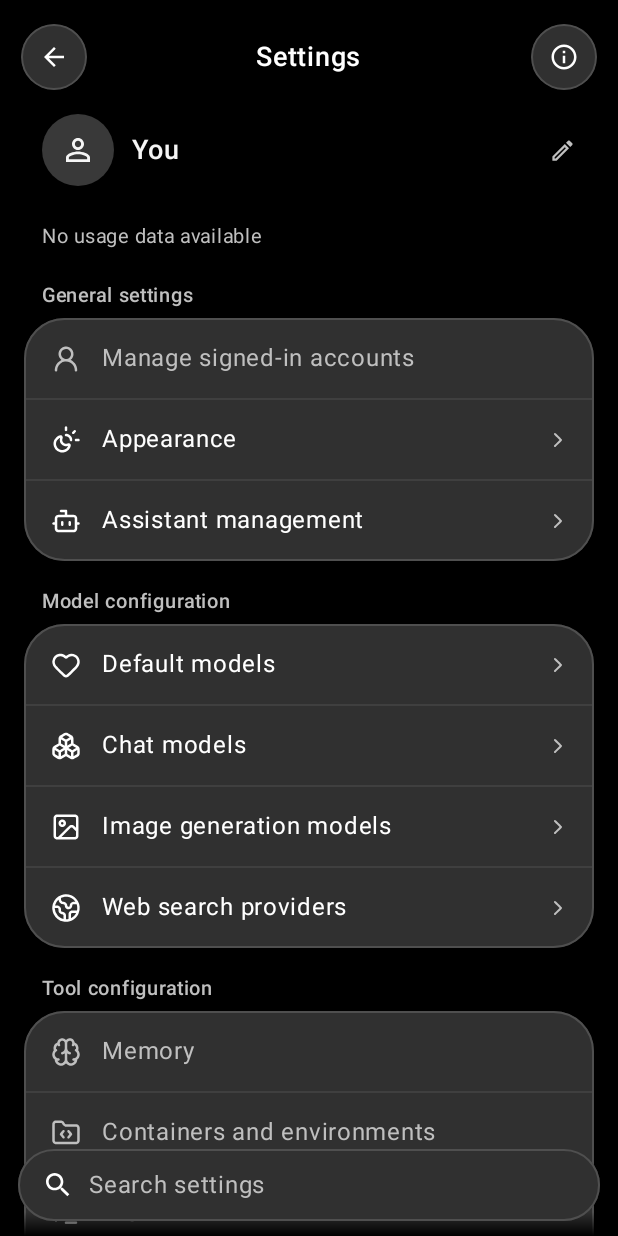
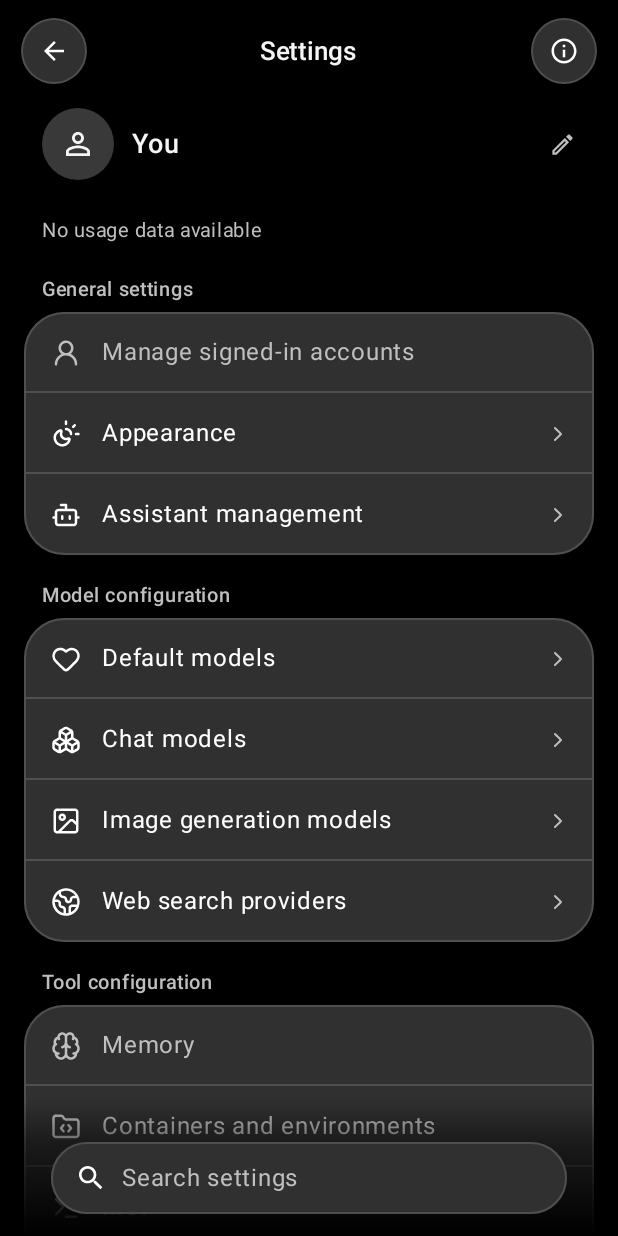
Before and after one commit to YiJieqwq/hydrionhub, an Android app built with Jetpack Compose: the composable SettingsHome called with empty values, on a phone screen of 412 x 824 dp. Run offline under Robolectric (Android 15) with nearby library versions, the phone set to English and light mode, and no system bars; 32 statements that could not run were skipped.

Commit message:
Align settings search, keyboard dismissal and card separators [skip ci]

```diff
--- a/app/src/main/java/io/hydrion/hub/ui/settings/SettingsHome.kt
+++ b/app/src/main/java/io/hydrion/hub/ui/settings/SettingsHome.kt
@@ -1,11 +1,11 @@
 package io.hydrion.hub.ui.settings
 
 import androidx.activity.compose.BackHandler
-import androidx.compose.animation.AnimatedVisibility
 import androidx.compose.foundation.background
 import androidx.compose.foundation.border
 import androidx.compose.foundation.clickable
 import androidx.compose.foundation.layout.*
+import androidx.compose.foundation.ScrollState
 import androidx.compose.foundation.rememberScrollState
 import androidx.compose.foundation.shape.CircleShape
 import androidx.compose.foundation.shape.RoundedCornerShape
@@ -18,12 +18,14 @@ import androidx.compose.material.icons.automirrored.outlined.ArrowBack
 import androidx.compose.material.icons.outlined.*
 import androidx.compose.material3.*
 import androidx.compose.runtime.*
-import androidx.compose.runtime.saveable.rememberSaveable
 import androidx.compose.ui.Alignment
 import androidx.compose.ui.Modifier
 import androidx.compose.ui.draw.clip
 import androidx.compose.ui.focus.onFocusChanged
-import androidx.compose.ui.graphics.Brush
+import androidx.compose.ui.draw.drawBehind
+import androidx.compose.ui.draw.drawWithCache
+import androidx.compose.ui.geometry.Offset
+import androidx.compose.ui.geometry.Size
 import androidx.compose.ui.graphics.Color
 import androidx.compose.ui.graphics.luminance
 import androidx.compose.ui.graphics.SolidColor
@@ -32,6 +34,7 @@ import androidx.annotation.DrawableRes
 import androidx.compose.ui.res.painterResource
 import androidx.compose.ui.res.stringResource
 import io.hydrion.hub.R
+import androidx.compose.ui.platform.LocalDensity
 import androidx.compose.ui.platform.LocalFocusManager
 import androidx.compose.ui.platform.LocalSoftwareKeyboardController
 import androidx.compose.ui.platform.testTag
@@ -46,6 +49,12 @@ import androidx.compose.ui.unit.dp
 import androidx.compose.ui.unit.sp
 import io.hydrion.hub.ui.chrome.ChatHeaderLayout
 import io.hydrion.hub.ui.theme.HubStyle
+import io.hydrion.hub.ui.messages.ChatEdgeBrushes
+import io.hydrion.hub.ui.messages.ChatEdgeFade
+import io.hydrion.hub.ui.messages.chatFadeBands
+import kotlinx.coroutines.flow.Flow
+import kotlinx.coroutines.flow.dropWhile
+import kotlinx.coroutines.flow.first
 
 internal enum class SettingsEntry { About, Language, Image, Style, Data, Backup, Assistants, Defaults, Search }
 
@@ -86,33 +95,45 @@ private val settingsGroups = listOf(
     ),
 )
 
+@OptIn(ExperimentalLayoutApi::class)
 @Composable
 internal fun SettingsHome(
     search: String, onSearch: (String) -> Unit,
     onOpen: (SettingsEntry) -> Unit, onBack: () -> Unit,
     signedInAccounts: List<SignedInAccountUsage> = emptyList(),
 ) {
-    var searching by rememberSaveable { mutableStateOf(search.isNotBlank()) }
+    var editing by remember { mutableStateOf(false) }
     val focus = LocalFocusManager.current
     val keyboard = LocalSoftwareKeyboardController.current
-    val active = searching || search.isNotEmpty()
+    val density = LocalDensity.current
+    val ime = WindowInsets.ime
+    val nav = WindowInsets.navigationBars
+    val imeVisible = rememberUpdatedState(WindowInsets.isImeVisible)
+    val query = search.trim()
     val hideKeyboard = {
+        focus.clearFocus(force = true)
         keyboard?.hide()
-        focus.clearFocus(force = true)
+        Unit
     }
     val leaveSearch = {
         onSearch("")
-        searching = false
         hideKeyboard()
     }
     val open: (SettingsEntry) -> Unit = { entry ->
-        searching = search.isNotBlank()
         hideKeyboard()
         onOpen(entry)
     }
-    BackHandler(enabled = active, onBack = leaveSearch)
-    val groups = remember(search) {
-        val words = search.trim().split(Regex("\\s+")).filter(String::isNotEmpty)
+    LaunchedEffect(editing) {
+        if (editing) {
+            // Ignore the initial hidden frame while the field waits for its keyboard.
+            snapshotFlow { imeVisible.value || ime.getBottom(density) > nav.getBottom(density) }
+                .awaitSettingsKeyboardDismissal()
+            focus.clearFocus()
+        }
+    }
+    BackHandler(enabled = editing || query.isNotEmpty(), onBack = leaveSearch)
+    val groups = remember(query) {
+        val words = query.split(Regex("\\s+")).filter(String::isNotEmpty)
         settingsGroups.mapNotNull { (section, entries) ->
             val matches = entries.filter { entry ->
                 // About is always accessible in the top bar. Include it among explicitly matched results.
@@ -123,38 +144,64 @@ internal fun SettingsHome(
         }
     }
     val scroll = rememberScrollState()
-    LaunchedEffect(search) { scroll.scrollTo(0) }
-    Column(Modifier.fillMaxSize().background(Color.Black)
+    LaunchedEffect(query) { scroll.scrollTo(0) }
+    val background = MaterialTheme.colorScheme.background
+    val brushes = remember(background) { ChatEdgeBrushes(background) }
+    val dockBottom = if (editing) 12.dp else 14.5.dp
+    Scaffold(
+        modifier = Modifier.fillMaxSize().background(background)
             .windowInsetsPadding(WindowInsets.safeDrawing.only(WindowInsetsSides.Top + WindowInsetsSides.Horizontal))
-        .navigationBarsPadding().imePadding()) {
-        SettingsHeader(onBack = { if (active) leaveSearch() else onBack() }, onInfo = { open(SettingsEntry.About) })
-        Scaffold(
-            modifier = Modifier.fillMaxWidth().weight(1f),
+            .navigationBarsPadding().imePadding(),
         contentWindowInsets = WindowInsets(0, 0, 0, 0),
-            containerColor = Color.Transparent,
+        containerColor = background,
+        topBar = {
+            SettingsHeader(onBack = { if (editing || query.isNotEmpty()) leaveSearch() else onBack() },
+                onInfo = { open(SettingsEntry.About) })
+        },
         bottomBar = {
-                SearchDock(search, active, onSearch, onFocus = { searching = true },
+            SearchDock(search, editing, dockBottom, onSearch, onFocus = { focused ->
+                editing = focused
+                if (!focused && search.isNotEmpty() && query.isEmpty()) onSearch("")
+            },
                 onSubmit = hideKeyboard, onClose = leaveSearch, modifier = Modifier.fillMaxWidth())
         },
-        ) { dockPadding ->
-            Box(Modifier.fillMaxSize()) {
-                Column(Modifier.fillMaxSize().verticalScroll(scroll).padding(dockPadding).padding(horizontal = 16.dp),
+    ) { bars ->
+        Column(Modifier.fillMaxSize().settingsFades(bars, dockBottom, brushes, scroll)
+            .verticalScroll(scroll).padding(bars).padding(horizontal = 16.dp),
             verticalArrangement = Arrangement.spacedBy(12.dp)) {
-                    if (!active) SettingsProfile(signedInAccounts)
-                    groups.forEach { (title, entries) ->
-                        SettingsGroup(stringResource(title), entries, open)
-                    }
+            if (query.isEmpty()) SettingsProfile(signedInAccounts)
+            groups.forEach { (title, entries) -> SettingsGroup(stringResource(title), entries, open) }
             if (groups.isEmpty()) {
                 Text(stringResource(R.string.settings_no_matches), Modifier.fillMaxWidth().padding(vertical = 20.dp),
                     style = MaterialTheme.typography.bodyMedium, color = MaterialTheme.colorScheme.onSurfaceVariant)
             }
             Spacer(Modifier.height(16.dp))
         }
-                if (scroll.canScrollForward) {
-                    Spacer(Modifier.align(Alignment.BottomCenter).fillMaxWidth().height(16.dp).background(
-                        Brush.verticalGradient(listOf(Color.Transparent, HubStyle.Background))))
     }
 }
+
+internal suspend fun Flow<Boolean>.awaitSettingsKeyboardDismissal() {
+    dropWhile { !it }.first { !it }
+}
+
+private val DockTopPadding = 4.dp
+
+private fun Modifier.settingsFades(
+    bars: PaddingValues, dockBottom: Dp, brushes: ChatEdgeBrushes, scroll: ScrollState,
+) = drawWithCache {
+    val dockHeight = bars.calculateBottomPadding().toPx()
+    val bands = chatFadeBands(size.height, bars.calculateTopPadding().toPx(), dockHeight,
+        size.height - dockHeight + DockTopPadding.toPx(), size.height - dockBottom.roundToPx(), density)
+    val reveal = ChatEdgeFade.ScrollRevealDp.dp.toPx()
+    onDrawWithContent {
+        drawContent()
+        if (bands.topLength > 0f && scroll.canScrollBackward) {
+            drawRect(brushes.top(bands), size = Size(size.width, bands.topLength),
+                alpha = (scroll.value / reveal).coerceIn(0f, 1f))
+        }
+        if (bands.bottomLength > 0f && scroll.canScrollForward) {
+            drawRect(brushes.bottom(bands, size.height), Offset(0f, size.height - bands.bottomLength),
+                Size(size.width, bands.bottomLength), alpha = ((scroll.maxValue - scroll.value) / reveal).coerceIn(0f, 1f))
         }
     }
 }
@@ -163,9 +210,9 @@ private val SettingsButtonSize = 48.dp
 
 @Composable
 private fun SettingsHeader(onBack: () -> Unit, onInfo: () -> Unit) {
-    Box(Modifier.fillMaxWidth().padding(top = 14.dp, bottom = 4.dp).heightIn(min = 48.dp), contentAlignment = Alignment.Center) {
+    Box(Modifier.fillMaxWidth().padding(top = 10.dp, bottom = 4.dp).heightIn(min = 48.dp), contentAlignment = Alignment.Center) {
         Text(stringResource(R.string.settings_title), Modifier.padding(horizontal = 68.dp, vertical = 4.dp),
-            fontSize = 18.sp, lineHeight = 24.sp, fontWeight = FontWeight.SemiBold, color = Color.White)
+            fontSize = 17.sp, lineHeight = 24.sp, fontWeight = FontWeight.SemiBold, color = MaterialTheme.colorScheme.onBackground)
         Row(Modifier.widthIn(max = ChatHeaderLayout.MaxWidth).fillMaxWidth().padding(horizontal = 12.dp),
             horizontalArrangement = Arrangement.SpaceBetween) {
             HeaderButton(Icons.AutoMirrored.Outlined.ArrowBack, stringResource(R.string.settings_back), onBack, "settings-back-circle")
@@ -184,13 +231,24 @@ private fun HeaderButton(icon: ImageVector, description: String, onClick: () ->
     }
 }
 
-private fun Modifier.searchCapsule() =
-    border(HubStyle.SettingsOutline, CircleShape).clip(CircleShape).background(HubStyle.Raised)
+@Composable
+private fun Modifier.searchCapsule(): Modifier {
+    val colors = MaterialTheme.colorScheme
+    val dark = colors.onSurface.luminance() > colors.surface.luminance()
+    return border(HubStyle.SettingsOutline.width, if (dark) HubStyle.ComposerBorder else colors.outlineVariant, CircleShape)
+        .clip(CircleShape).background(if (dark) HubStyle.Raised else colors.surfaceContainerHigh)
+}
+
+@Composable
+private fun searchInk(): Color {
+    val colors = MaterialTheme.colorScheme
+    return if (colors.onSurface.luminance() > colors.surface.luminance()) Color.White else colors.onSurface
+}
 
 @Composable
 private fun RoundButton(icon: ImageVector, description: String, onClick: () -> Unit, modifier: Modifier = Modifier) {
     IconButton(onClick = onClick, modifier = modifier.size(48.dp).searchCapsule()) {
-        Icon(icon, description, Modifier.size(22.dp), tint = Color.White)
+        Icon(icon, description, Modifier.size(22.dp), tint = searchInk())
     }
 }
 
@@ -203,10 +261,11 @@ private fun SettingsGroup(
     val dark = colors.onSurface.luminance() > colors.surface.luminance()
     val fill = if (dark) HubStyle.Raised else colors.surfaceContainerHigh
     val line = if (dark) HubStyle.ComposerBorder else colors.outlineVariant
+    val stroke = HubStyle.SettingsOutline.width
     Column(verticalArrangement = Arrangement.spacedBy(6.dp)) {
         Text(title, Modifier.padding(start = 12.dp, top = 6.dp), fontSize = 13.sp, lineHeight = 18.sp,
             color = MaterialTheme.colorScheme.onSurfaceVariant, fontWeight = FontWeight.Medium)
-        Column(Modifier.fillMaxWidth().border(HubStyle.SettingsOutline.width, line, shape).clip(shape).background(fill)) {
+        Column(Modifier.fillMaxWidth().border(stroke, line, shape).clip(shape).background(fill)) {
             entries.forEachIndexed { index, entry ->
                 val destination = entry.destination
                 val interaction = if (destination == null) {
@@ -215,7 +274,11 @@ private fun SettingsGroup(
                     Modifier.clickable(role = Role.Button) { onOpen(destination) }
                 }
                 val ink = if (destination == null) colors.onSurfaceVariant else if (dark) Color.White else colors.onSurface
-                Row(Modifier.fillMaxWidth().then(interaction)
+                val separator = if (index == entries.lastIndex) Modifier else Modifier.drawBehind {
+                    val px = kotlin.math.ceil(stroke.toPx()).coerceAtMost(size.height)
+                    drawRect(line, Offset(0f, size.height - px), Size(size.width, px))
+                }
+                Row(Modifier.fillMaxWidth().then(separator).then(interaction)
                     .heightIn(min = 54.dp).padding(start = 18.dp, end = 16.dp, top = 7.dp, bottom = 7.dp),
                     verticalAlignment = Alignment.CenterVertically, horizontalArrangement = Arrangement.spacedBy(14.dp)) {
                     Icon(painterResource(entry.icon), null, Modifier.size(20.dp), tint = ink)
@@ -226,7 +289,6 @@ private fun SettingsGroup(
                             tint = MaterialTheme.colorScheme.onSurfaceVariant)
                     }
                 }
-                if (index != entries.lastIndex) HorizontalDivider(thickness = Dp.Hairline, color = line)
             }
         }
     }
@@ -234,21 +296,23 @@ private fun SettingsGroup(
 
 @Composable
 private fun SearchDock(
-    search: String, active: Boolean, onSearch: (String) -> Unit, onFocus: () -> Unit,
+    search: String, active: Boolean, bottomGap: Dp, onSearch: (String) -> Unit, onFocus: (Boolean) -> Unit,
     onSubmit: () -> Unit, onClose: () -> Unit, modifier: Modifier = Modifier
 ) {
     val hint = stringResource(R.string.settings_search)
-    Row(modifier.padding(start = 12.dp, end = 12.dp, top = 4.dp, bottom = 10.dp),
+    val ink = searchInk()
+    val side = if (active) 12.dp else 34.dp
+    Row(modifier.padding(start = side, end = side, top = DockTopPadding, bottom = bottomGap),
         horizontalArrangement = Arrangement.spacedBy(12.dp), verticalAlignment = Alignment.CenterVertically) {
         BasicTextField(value = search, onValueChange = onSearch, singleLine = true,
-            modifier = Modifier.weight(1f).searchCapsule()
-                .onFocusChanged { if (it.isFocused) onFocus() }.semantics { contentDescription = hint },
-            textStyle = MaterialTheme.typography.bodyLarge.copy(color = Color.White),
-            cursorBrush = SolidColor(Color.White), keyboardOptions = KeyboardOptions(imeAction = ImeAction.Search),
+            modifier = Modifier.weight(1f).height(SettingsButtonSize).searchCapsule()
+                .onFocusChanged { onFocus(it.isFocused) }.semantics { contentDescription = hint },
+            textStyle = MaterialTheme.typography.bodyLarge.copy(color = ink),
+            cursorBrush = SolidColor(ink), keyboardOptions = KeyboardOptions(imeAction = ImeAction.Search),
             keyboardActions = KeyboardActions(onSearch = { onSubmit() }), decorationBox = { inner ->
-                Row(Modifier.fillMaxWidth().heightIn(min = 48.dp).padding(horizontal = 16.dp, vertical = 10.dp),
+                Row(Modifier.fillMaxSize().padding(horizontal = 16.dp),
                     horizontalArrangement = Arrangement.spacedBy(10.dp), verticalAlignment = Alignment.CenterVertically) {
-                    Icon(Icons.Outlined.Search, null, Modifier.size(21.dp), tint = Color.White)
+                    Icon(Icons.Outlined.Search, null, Modifier.size(21.dp), tint = ink)
                     Box(Modifier.weight(1f), contentAlignment = Alignment.CenterStart) {
                         if (search.isEmpty()) Text(hint, color = MaterialTheme.colorScheme.onSurfaceVariant,
                             style = MaterialTheme.typography.bodyLarge)
@@ -256,7 +320,7 @@ private fun SearchDock(
                     }
                 }
             })
-        AnimatedVisibility(visible = active) {
+        if (active) {
             RoundButton(Icons.Outlined.Close, stringResource(R.string.settings_end_search), onClose)
         }
     }
```
Also changed, not shown: 2 other files. Lines whose indentation alone changed are shown as unchanged.
